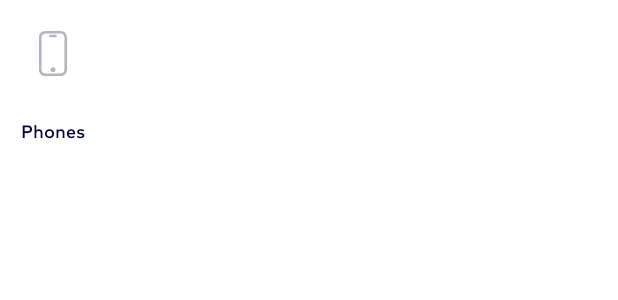
After one commit to farydrop/TestApp, an Android app: the layout category_item_enabled.xml on its own in the app's theme, with its tools: preview values and no code run, on a phone screen of 412 x 824 dp. The commit adds this screen. Shown: the top 300 px of the screen. Run offline under Robolectric (Android 15) with nearby library versions, the phone set to English and light mode, and no system bars; network calls fail.

Commit message:
Add click listener on category

```diff
--- a/app/src/main/res/layout/category_item.xml
+++ b/app/src/main/res/layout/category_item_disabled.xml
@@ -10,7 +10,7 @@
     <LinearLayout
         android:layout_width="71dp"
         android:layout_height="71dp"
-        android:background="@drawable/white_ellipse"
+        android:background="@drawable/primary_ellipse"
         android:gravity="center">
 
         <ImageView
@@ -28,7 +28,7 @@
         android:layout_height="wrap_content"
         android:text="Phones"
         android:fontFamily="@font/mark_pro_medium"
-        android:textColor="@color/color_secondary"
+        android:textColor="@color/color_primary"
         android:textSize="12dp"
         android:layout_marginTop="7dp"/>
 
--- /dev/null
+++ b/app/src/main/res/layout/category_item_enabled.xml
@@ -0,0 +1,36 @@
+<?xml version="1.0" encoding="utf-8"?>
+<LinearLayout
+    xmlns:android="http://schemas.android.com/apk/res/android"
+    android:layout_width="wrap_content"
+    android:layout_height="wrap_content"
+    android:layout_marginEnd="23dp"
+    android:orientation="vertical"
+    android:gravity="center">
+
+    <LinearLayout
+        android:id="@+id/ellipse"
+        android:layout_width="71dp"
+        android:layout_height="71dp"
+        android:background="@drawable/white_ellipse"
+        android:gravity="center">
+
+        <ImageView
+            android:id="@+id/iv_picture"
+            android:layout_width="wrap_content"
+            android:layout_height="wrap_content"
+            android:src="@drawable/ic_phones"/>
+
+    </LinearLayout>
+
+
+    <TextView
+        android:id="@+id/tv_title"
+        android:layout_width="wrap_content"
+        android:layout_height="wrap_content"
+        android:text="Phones"
+        android:fontFamily="@font/mark_pro_medium"
+        android:textColor="@color/color_secondary"
+        android:textSize="12dp"
+        android:layout_marginTop="7dp"/>
+
+</LinearLayout>
--- a/app/src/main/res/layout/fragment_home_store.xml
+++ b/app/src/main/res/layout/fragment_home_store.xml
@@ -85,7 +85,7 @@
             android:layout_width="0dp"
             android:layout_height="wrap_content"
             app:layoutManager="androidx.recyclerview.widget.LinearLayoutManager"
-            tools:listitem="@layout/category_item"
+            tools:listitem="@layout/category_item_enabled"
             android:orientation="horizontal"
             app:layout_constraintStart_toStartOf="parent"
             app:layout_constraintEnd_toEndOf="parent"
```
Also changed, not shown: app/src/main/java/com/example/testapp/presentation/CategoryListAdapter.kt (+22 -2 lines), app/src/main/java/com/example/testapp/presentation/HomeStoreFragment.kt (+14 -2 lines).
